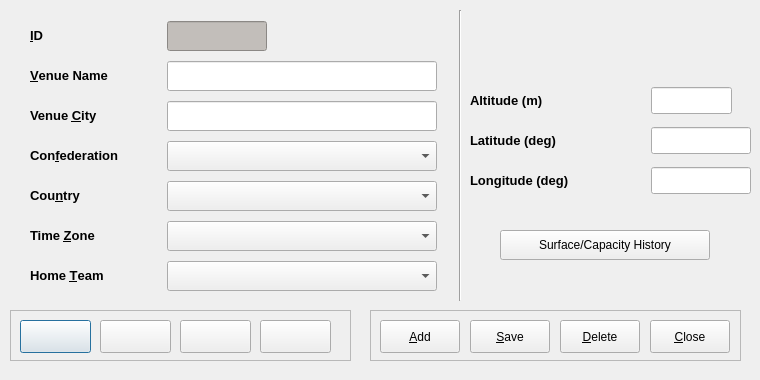
Old version of the form code/pyqt/gui/venue_entry.ui in the repository soccermetrics/marcotti-desktop.
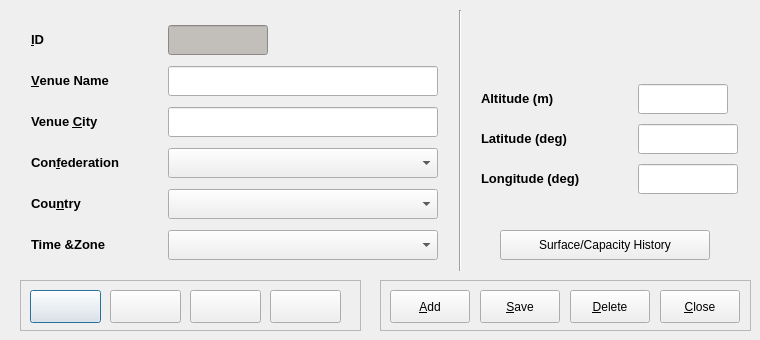
New version of the form. Icons and pictures are not drawn.

Commit message: Removed Home Team field from Venues UI (Closed #35)

Diff of the .ui file:
```diff
--- a/code/pyqt/gui/venue_entry.ui
+++ b/code/pyqt/gui/venue_entry.ui
@@ -7,19 +7,19 @@
     <x>0</x>
     <y>0</y>
     <width>760</width>
-    <height>380</height>
+    <height>340</height>
    </rect>
   </property>
   <property name="minimumSize">
    <size>
     <width>760</width>
-    <height>380</height>
+    <height>340</height>
    </size>
   </property>
   <property name="maximumSize">
    <size>
     <width>760</width>
-    <height>380</height>
+    <height>340</height>
    </size>
   </property>
   <property name="windowTitle">
@@ -28,8 +28,8 @@
   <widget class="QFrame" name="frame_2">
    <property name="geometry">
     <rect>
-     <x>10</x>
-     <y>310</y>
+     <x>20</x>
+     <y>280</y>
      <width>341</width>
      <height>51</height>
     </rect>
@@ -151,7 +151,7 @@
      <x>450</x>
      <y>10</y>
      <width>20</width>
-     <height>291</height>
+     <height>261</height>
     </rect>
    </property>
    <property name="orientation">
@@ -172,14 +172,14 @@
      <widget class="QLineEdit" name="venueAltEdit">
       <property name="minimumSize">
        <size>
-        <width>81</width>
-        <height>27</height>
+        <width>90</width>
+        <height>30</height>
        </size>
       </property>
       <property name="maximumSize">
        <size>
         <width>81</width>
-        <height>27</height>
+        <height>30</height>
        </size>
       </property>
       <property name="toolTip">
@@ -198,6 +198,18 @@
     </item>
     <item row="1" column="0">
      <widget class="QLabel" name="label_8">
+      <property name="minimumSize">
+       <size>
+        <width>140</width>
+        <height>30</height>
+       </size>
+      </property>
+      <property name="maximumSize">
+       <size>
+        <width>140</width>
+        <height>30</height>
+       </size>
+      </property>
       <property name="text">
        <string>&lt;!DOCTYPE HTML PUBLIC &quot;-//W3C//DTD HTML 4.0//EN&quot; &quot;http://www.w3.org/TR/REC-html40/strict.dtd&quot;&gt;
 &lt;html&gt;&lt;head&gt;&lt;meta name=&quot;qrichtext&quot; content=&quot;1&quot; /&gt;&lt;style type=&quot;text/css&quot;&gt;
@@ -215,13 +227,13 @@
       <property name="minimumSize">
        <size>
         <width>100</width>
-        <height>27</height>
+        <height>30</height>
        </size>
       </property>
       <property name="maximumSize">
        <size>
         <width>100</width>
-        <height>27</height>
+        <height>30</height>
        </size>
       </property>
       <property name="toolTip">
@@ -243,6 +255,18 @@
     </item>
     <item row="2" column="0">
      <widget class="QLabel" name="label_9">
+      <property name="minimumSize">
+       <size>
+        <width>140</width>
+        <height>30</height>
+       </size>
+      </property>
+      <property name="maximumSize">
+       <size>
+        <width>140</width>
+        <height>30</height>
+       </size>
+      </property>
       <property name="text">
        <string>&lt;!DOCTYPE HTML PUBLIC &quot;-//W3C//DTD HTML 4.0//EN&quot; &quot;http://www.w3.org/TR/REC-html40/strict.dtd&quot;&gt;
 &lt;html&gt;&lt;head&gt;&lt;meta name=&quot;qrichtext&quot; content=&quot;1&quot; /&gt;&lt;style type=&quot;text/css&quot;&gt;
@@ -260,13 +284,13 @@
       <property name="minimumSize">
        <size>
         <width>100</width>
-        <height>27</height>
+        <height>30</height>
        </size>
       </property>
       <property name="maximumSize">
        <size>
         <width>100</width>
-        <height>27</height>
+        <height>30</height>
        </size>
       </property>
       <property name="toolTip">
@@ -285,6 +309,18 @@
     </item>
     <item row="0" column="0">
      <widget class="QLabel" name="label_7">
+      <property name="minimumSize">
+       <size>
+        <width>140</width>
+        <height>30</height>
+       </size>
+      </property>
+      <property name="maximumSize">
+       <size>
+        <width>140</width>
+        <height>30</height>
+       </size>
+      </property>
       <property name="text">
        <string>&lt;!DOCTYPE HTML PUBLIC &quot;-//W3C//DTD HTML 4.0//EN&quot; &quot;http://www.w3.org/TR/REC-html40/strict.dtd&quot;&gt;
 &lt;html&gt;&lt;head&gt;&lt;meta name=&quot;qrichtext&quot; content=&quot;1&quot; /&gt;&lt;style type=&quot;text/css&quot;&gt;
@@ -302,8 +338,8 @@
   <widget class="QFrame" name="frame">
    <property name="geometry">
     <rect>
-     <x>370</x>
-     <y>310</y>
+     <x>380</x>
+     <y>280</y>
      <width>371</width>
      <height>51</height>
     </rect>
@@ -477,13 +513,13 @@
     <string>Surface/Capacity History</string>
    </property>
   </widget>
-  <widget class="QWidget" name="layoutWidget">
+  <widget class="QWidget" name="">
    <property name="geometry">
     <rect>
-     <x>19</x>
-     <y>17</y>
+     <x>20</x>
+     <y>20</y>
      <width>431</width>
-     <height>281</height>
+     <height>251</height>
     </rect>
    </property>
    <layout class="QGridLayout" name="gridLayout">
@@ -491,14 +527,14 @@
      <widget class="QLabel" name="label">
       <property name="minimumSize">
        <size>
-        <width>20</width>
-        <height>20</height>
+        <width>30</width>
+        <height>30</height>
        </size>
       </property>
       <property name="maximumSize">
        <size>
-        <width>20</width>
-        <height>20</height>
+        <width>30</width>
+        <height>30</height>
        </size>
       </property>
       <property name="text">
@@ -539,14 +575,14 @@
      <widget class="QLabel" name="label_4">
       <property name="minimumSize">
        <size>
-        <width>100</width>
-        <height>20</height>
+        <width>120</width>
+        <height>30</height>
        </size>
       </property>
       <property name="maximumSize">
        <size>
-        <width>100</width>
-        <height>20</height>
+        <width>120</width>
+        <height>30</height>
        </size>
       </property>
       <property name="text">
@@ -584,14 +620,14 @@
      <widget class="QLabel" name="label_5">
       <property name="minimumSize">
        <size>
-        <width>80</width>
-        <height>20</height>
+        <width>90</width>
+        <height>30</height>
        </size>
       </property>
       <property name="maximumSize">
        <size>
-        <width>80</width>
-        <height>20</height>
+        <width>90</width>
+        <height>30</height>
        </size>
       </property>
       <property name="text">
@@ -630,13 +666,13 @@
       <property name="minimumSize">
        <size>
         <width>120</width>
-        <height>20</height>
+        <height>30</height>
        </size>
       </property>
       <property name="maximumSize">
        <size>
         <width>120</width>
-        <height>20</height>
+        <height>30</height>
        </size>
       </property>
       <property name="text">
@@ -678,13 +714,13 @@
       <property name="minimumSize">
        <size>
         <width>60</width>
-        <height>20</height>
+        <height>30</height>
        </size>
       </property>
       <property name="maximumSize">
        <size>
         <width>60</width>
-        <height>20</height>
+        <height>30</height>
        </size>
       </property>
       <property name="text">
@@ -723,13 +759,13 @@
       <property name="minimumSize">
        <size>
         <width>90</width>
-        <height>20</height>
+        <height>30</height>
        </size>
       </property>
       <property name="maximumSize">
        <size>
         <width>90</width>
-        <height>20</height>
+        <height>30</height>
        </size>
       </property>
       <property name="text">
@@ -763,51 +799,6 @@
       </property>
      </widget>
     </item>
-    <item row="6" column="0">
-     <widget class="QLabel" name="label_2">
-      <property name="minimumSize">
-       <size>
-        <width>90</width>
-        <height>20</height>
-       </size>
-      </property>
-      <property name="maximumSize">
-       <size>
-        <width>90</width>
-        <height>20</height>
-       </size>
-      </property>
-      <property name="text">
-       <string>&lt;!DOCTYPE HTML PUBLIC &quot;-//W3C//DTD HTML 4.0//EN&quot; &quot;http://www.w3.org/TR/REC-html40/strict.dtd&quot;&gt;
-&lt;html&gt;&lt;head&gt;&lt;meta name=&quot;qrichtext&quot; content=&quot;1&quot; /&gt;&lt;style type=&quot;text/css&quot;&gt;
-p, li { white-space: pre-wrap; }
-&lt;/style&gt;&lt;/head&gt;&lt;body style=&quot; font-family:'Sans Serif'; font-size:10pt; font-weight:400; font-style:normal;&quot;&gt;
-&lt;p style=&quot; margin-top:0px; margin-bottom:0px; margin-left:0px; margin-right:0px; -qt-block-indent:0; text-indent:0px;&quot;&gt;&lt;span style=&quot; font-weight:600;&quot;&gt;Home &amp;amp;Team&lt;/span&gt;&lt;/p&gt;&lt;/body&gt;&lt;/html&gt;</string>
-      </property>
-      <property name="buddy">
-       <cstring>venueTeamSelect</cstring>
-      </property>
-     </widget>
-    </item>
-    <item row="6" column="1">
-     <widget class="QComboBox" name="venueTeamSelect">
-      <property name="minimumSize">
-       <size>
-        <width>270</width>
-        <height>30</height>
-       </size>
-      </property>
-      <property name="maximumSize">
-       <size>
-        <width>270</width>
-        <height>30</height>
-       </size>
-      </property>
-      <property name="toolTip">
-       <string>Home team of football venue</string>
-      </property>
-     </widget>
-    </item>
    </layout>
   </widget>
  </widget>
```
Left out of the diff: 3 changed lines with no effect on the pictures. The commit also changes 1 other file.
